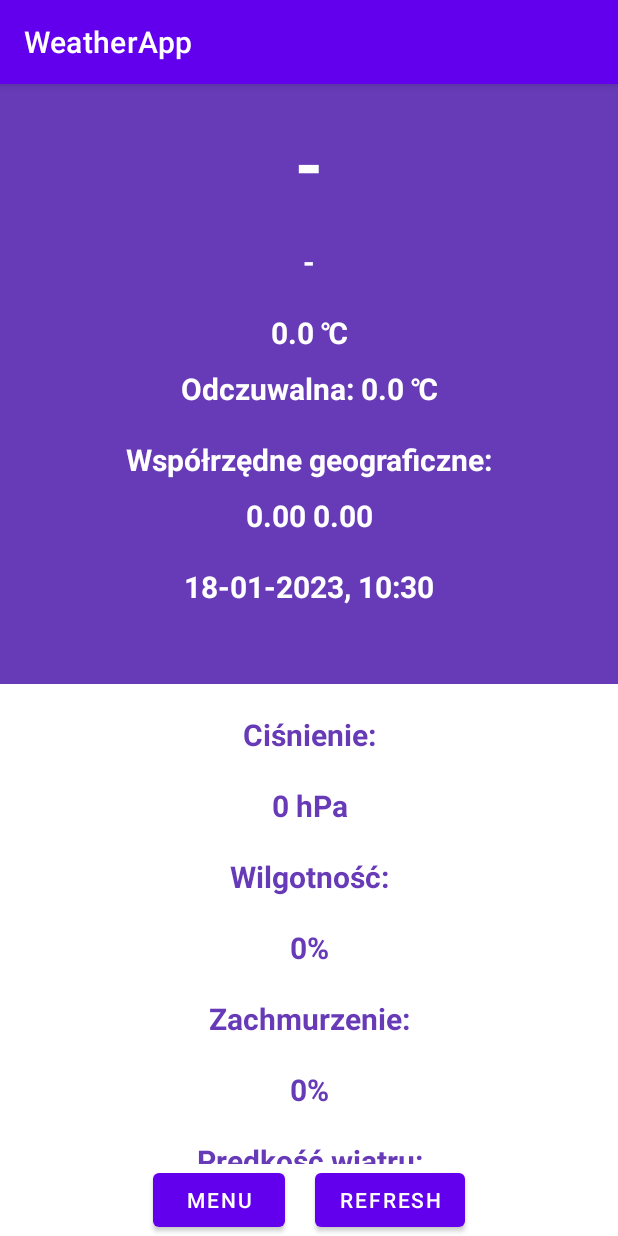
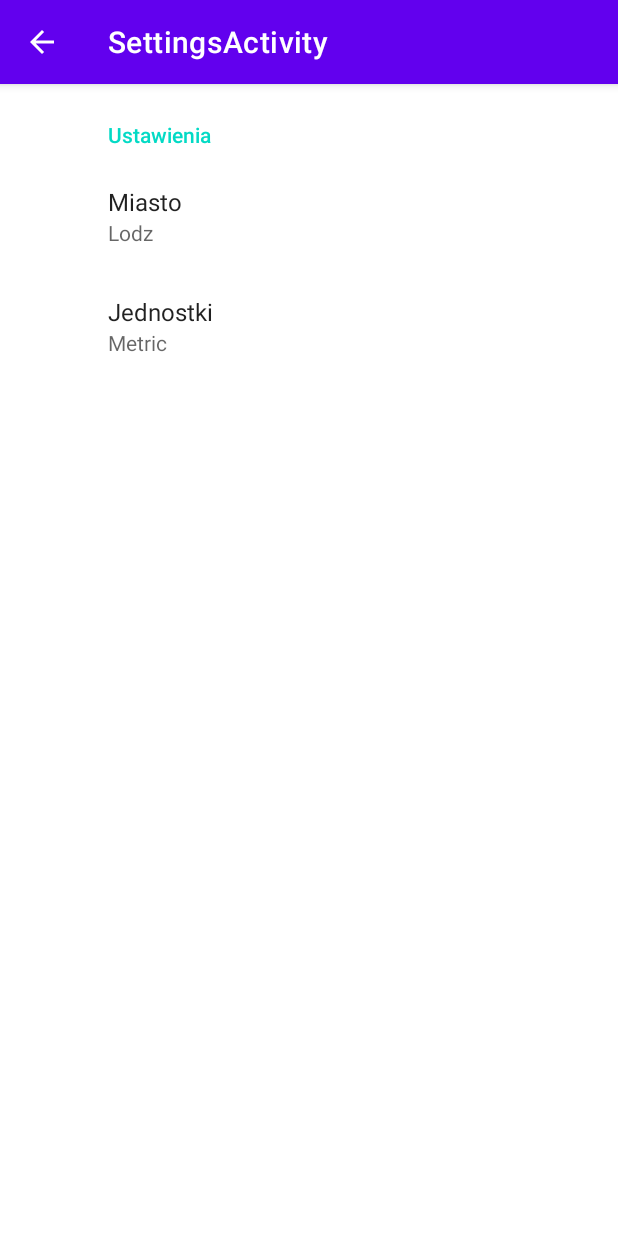
Before and after one commit to 228820/weatherApp, an Android app: the screen it shows after launch (MainActivity before the commit, SettingsActivity after it), after a tap on "MENU", on a phone screen of 412 x 824 dp. Run offline under Robolectric (Android 15) with nearby library versions, the phone set to English and light mode, and no system bars; our stand-ins replace androidx.preference; 1 statement that could not run was skipped.

Commit message:
Add settings activity

```diff
--- a/app/build.gradle
+++ b/app/build.gradle
@@ -33,6 +33,7 @@ dependencies {
     implementation 'androidx.appcompat:appcompat:1.6.0'
     implementation 'com.google.android.material:material:1.7.0'
     implementation 'androidx.constraintlayout:constraintlayout:2.1.4'
+    implementation 'androidx.preference:preference:1.1.+'
     testImplementation 'junit:junit:4.13.2'
     androidTestImplementation 'androidx.test.ext:junit:1.1.5'
     androidTestImplementation 'androidx.test.espresso:espresso-core:3.5.1'
--- a/app/src/main/java/com/example/weatherapp/BasicWeatherFragment.java
+++ b/app/src/main/java/com/example/weatherapp/BasicWeatherFragment.java
@@ -15,6 +15,8 @@ import java.util.Calendar;
 
 public class BasicWeatherFragment extends Fragment {
     View view;
+    String units;
+
     Double lonValue, lanValue, tempValue, feelsLikeValue;
     String nameValue, mainValue;
     TextView name, main, temp, feelsLike, lon, timeAndDate;
@@ -30,13 +32,14 @@ public class BasicWeatherFragment extends Fragment {
 //    private String mParam2;
 //
 
-    public BasicWeatherFragment(Double lon, Double lan, Double temp, Double feelsLike, String name, String main) {
+    public BasicWeatherFragment(Double lon, Double lan, Double temp, Double feelsLike, String name, String main, String units) {
         lonValue = lon;
         lanValue = lan;
         tempValue = temp;
         feelsLikeValue = feelsLike;
         nameValue= name;
         mainValue = main;
+        this.units = units;
     }
 //
 //    /**
@@ -69,21 +72,28 @@ public class BasicWeatherFragment extends Fragment {
     private void setFields() {
         name.setText(nameValue);
         main.setText(mainValue);
-        temp.setText(tempValue.toString() + " \u2103");
-        feelsLike.setText("Odczuwalna: " + feelsLikeValue.toString() + " \u2103");
+        if (units.compareTo("metric") == 0) {
+            temp.setText(tempValue.toString() + " \u2103");
+            feelsLike.setText("Odczuwalna: " + feelsLikeValue.toString() + " \u2103");
+        } else {
+            temp.setText(tempValue.toString() + " \u2109");
+            feelsLike.setText("Odczuwalna: " + feelsLikeValue.toString() + " \u2109");
+        }
         lon.setText(String.format("%.2f", lanValue) + " " + String.format("%.2f", lonValue));
 
         DateFormat df = new SimpleDateFormat("dd-MM-yyyy, HH:mm");
         timeAndDate.setText(df.format(Calendar.getInstance().getTime()));
     }
 
-    public void refreshFragment(Double lon, Double lan, Double temp, Double feelsLike, String name, String main) {
+    public void refreshFragment(Double lon, Double lan, Double temp, Double feelsLike, String name, String main, String units) {
         lonValue = lon;
         lanValue = lan;
         tempValue = temp;
         feelsLikeValue = feelsLike;
         nameValue = name;
         mainValue = main;
+        this.units = units;
+
         setFields();
     }
 
--- a/app/src/main/java/com/example/weatherapp/ExtendedWeatherFragment.java
+++ b/app/src/main/java/com/example/weatherapp/ExtendedWeatherFragment.java
@@ -1,7 +1,6 @@
 package com.example.weatherapp;
 
 import android.os.Bundle;
-import android.util.Log;
 import android.view.LayoutInflater;
 import android.view.View;
 import android.view.ViewGroup;
@@ -12,6 +11,8 @@ import androidx.fragment.app.Fragment;
 
 public class ExtendedWeatherFragment extends Fragment {
     View view;
+    String units;
+
     int pressureValue, humidityValue, allValue;
     Double speedValue;
     TextView pressure, humidity, all, speed;
@@ -27,11 +28,12 @@ public class ExtendedWeatherFragment extends Fragment {
 //    private String mParam1;
 //    private String mParam2;
 //
-    public ExtendedWeatherFragment(int pressure,  int humidity, int all, Double speed) {
+    public ExtendedWeatherFragment(int pressure,  int humidity, int all, Double speed, String units) {
         pressureValue = pressure;
         humidityValue = humidity;
         allValue = all;
         speedValue = speed;
+        this.units = units;
     }
 //
 //    /**
@@ -62,17 +64,24 @@ public class ExtendedWeatherFragment extends Fragment {
 //    }
 
     private void setFields() {
-        pressure.setText(Integer.toString(pressureValue) + " hPa");
-        humidity.setText(Integer.toString(humidityValue) + "%");
-        all.setText(Integer.toString(allValue) + "%");
-        speed.setText(speedValue.toString() + " m/s");
+        pressure.setText(pressureValue + " hPa");
+        humidity.setText(humidityValue + "%");
+        all.setText(allValue + "%");
+
+        if(units.compareTo("metric") == 0) {
+            speed.setText(speedValue.toString() + " m/s");
+        } else {
+            speed.setText(speedValue.toString() + " miles/hour");
+        }
     }
 
-    public void refreshFragment(int pressure,  int humidity, int all, Double speed) {
+    public void refreshFragment(int pressure,  int humidity, int all, Double speed, String units) {
         pressureValue = pressure;
         humidityValue = humidity;
         allValue = all;
         speedValue = speed;
+        this.units = units;
+
         setFields();
     }
 
@@ -85,11 +94,7 @@ public class ExtendedWeatherFragment extends Fragment {
         all = view.findViewById(R.id.all);
         speed = view.findViewById(R.id.speed);
 
-        try {
-            setFields();
-        } catch (Exception e) {
-            Log.d("TEST", "[Extended Weather] Something went wrongL!");
-        }
+        setFields();
 
         return view;
     }
--- a/app/src/main/java/com/example/weatherapp/FutureWeatherFragment.java
+++ b/app/src/main/java/com/example/weatherapp/FutureWeatherFragment.java
@@ -10,6 +10,8 @@ import androidx.fragment.app.Fragment;
 
 public class FutureWeatherFragment extends Fragment {
     View view;
+    String units;
+
     String day1Value, day2Value, day3Value, day4Value, day5Value;
     TextView day1, day2, day3, day4, day5;
 
@@ -23,12 +25,13 @@ public class FutureWeatherFragment extends Fragment {
 //    private String mParam1;
 //    private String mParam2;
 
-    public FutureWeatherFragment(String day1, String day2, String day3, String day4, String day5) {
+    public FutureWeatherFragment(String day1, String day2, String day3, String day4, String day5, String units) {
         day1Value = day1;
         day2Value = day2;
         day3Value = day3;
         day4Value = day4;
         day5Value = day5;
+        this.units = units;
     }
 
 //    /**
@@ -66,12 +69,13 @@ public class FutureWeatherFragment extends Fragment {
         day5.setText(this.day5Value);
     }
 
-    public void refreshFragment(String day1, String day2, String day3, String day4, String day5) {
+    public void refreshFragment(String day1, String day2, String day3, String day4, String day5, String units) {
         day1Value = day1;
         day2Value = day2;
         day3Value = day3;
         day4Value = day4;
         day5Value = day5;
+        this.units = units;
 
         setFields();
     }
--- a/app/src/main/java/com/example/weatherapp/MainActivity.java
+++ b/app/src/main/java/com/example/weatherapp/MainActivity.java
@@ -1,6 +1,8 @@
 package com.example.weatherapp;
 
 import android.content.Context;
+import android.content.Intent;
+import android.content.SharedPreferences;
 import android.net.ConnectivityManager;
 import android.net.NetworkInfo;
 import android.os.Bundle;
@@ -11,6 +13,7 @@ import android.widget.Toast;
 import androidx.appcompat.app.AppCompatActivity;
 import androidx.fragment.app.FragmentManager;
 import androidx.fragment.app.FragmentTransaction;
+import androidx.preference.PreferenceManager;
 
 import com.example.weatherapp.pojo.CurrentWeatherData;
 import com.example.weatherapp.pojo.FutureWeatherData;
@@ -31,6 +34,7 @@ public class MainActivity extends AppCompatActivity {
     ExtendedWeatherFragment extendedWeatherFragment;
     FutureWeatherFragment futureWeatherFragment;
     Button menuBtn, refreshBtn;
+    String city, units;
 
     Double lon = 0.0, lat = 0.0, temp = 0.0, feelsLike = 0.0, speed = 0.0;
     String name = "-", main = "-", day1 = "-", day2 = "-", day3 = "-", day4 = "-", day5 = "-";
@@ -50,7 +54,7 @@ public class MainActivity extends AppCompatActivity {
         return file.exists();
     }
 
-    public void getData(String city) {
+    public void getData() {
         try {
             Call<List<GeoData>> call = apiInterface.getGeoData(city, 1, APIInterface.API_KEY);
             call.enqueue(new Callback<List<GeoData>>() {
@@ -86,7 +90,7 @@ public class MainActivity extends AppCompatActivity {
     }
 
     public void getCurrentWeather() {
-        Call<CurrentWeatherData> call = apiInterface.getCurrentWeatherData(lat, lon, APIInterface.API_KEY, "metric");
+        Call<CurrentWeatherData> call = apiInterface.getCurrentWeatherData(lat, lon, APIInterface.API_KEY, units);
         call.enqueue(new Callback<CurrentWeatherData>() {
             @Override
             public void onResponse(Call<CurrentWeatherData> call, Response<CurrentWeatherData> response) {
@@ -101,10 +105,10 @@ public class MainActivity extends AppCompatActivity {
                     all = resource.clouds.all;
 
                     basicWeatherFragment = (BasicWeatherFragment) fragmentManager.findFragmentByTag("basicWeatherFragment");
-                    basicWeatherFragment.refreshFragment(lon, lat, temp, feelsLike, name, main);
+                    basicWeatherFragment.refreshFragment(lon, lat, temp, feelsLike, name, main, units);
 
                     extendedWeatherFragment = (ExtendedWeatherFragment) fragmentManager.findFragmentByTag("extendedWeatherFragment");
-                    extendedWeatherFragment.refreshFragment(pressure, humidity, all, speed);
+                    extendedWeatherFragment.refreshFragment(pressure, humidity, all, speed, units);
                 } else {
                     Log.d("TEST", "#getCurrentWeather: Error with body");
                     Toast.makeText(getApplicationContext(),"Cannot fetch data! Please check internet connection and try later",Toast.LENGTH_SHORT).show();
@@ -121,7 +125,7 @@ public class MainActivity extends AppCompatActivity {
     }
 
     public void getFutureWeather() {
-        Call<FutureWeatherData> call = apiInterface.getFutureWeatherData(lat, lon, APIInterface.API_KEY, "metric");
+        Call<FutureWeatherData> call = apiInterface.getFutureWeatherData(lat, lon, APIInterface.API_KEY, units);
         call.enqueue(new Callback<FutureWeatherData>() {
             @Override
             public void onResponse(Call<FutureWeatherData> call, Response<FutureWeatherData> response) {
@@ -129,14 +133,22 @@ public class MainActivity extends AppCompatActivity {
                 if(resource != null) {
                     Log.d("TEST", "resource.list[0].weatherDate: " + resource.list[0].weatherDate);
                     try {
-                        day1 = resource.list[0].weatherDate.substring(0, 10) + "   -   " + resource.list[0].main.temp + " \u2103";
-                        day2 = resource.list[1].weatherDate.substring(0, 10) + "   -   " + resource.list[1].main.temp + " \u2103";
-                        day3 = resource.list[2].weatherDate.substring(0, 10) + "   -   " + resource.list[2].main.temp + " \u2103";
-                        day4 = resource.list[3].weatherDate.substring(0, 10) + "   -   " + resource.list[3].main.temp + " \u2103";
-                        day5 = resource.list[4].weatherDate.substring(0, 10) + "   -   " + resource.list[4].main.temp + " \u2103";
+                        if(units.compareTo("metric") == 0) {
+                            day1 = resource.list[0].weatherDate.substring(0, 10) + "   -   " + resource.list[0].main.temp + " \u2103";
+                            day2 = resource.list[1].weatherDate.substring(0, 10) + "   -   " + resource.list[1].main.temp + " \u2103";
+                            day3 = resource.list[2].weatherDate.substring(0, 10) + "   -   " + resource.list[2].main.temp + " \u2103";
+                            day4 = resource.list[3].weatherDate.substring(0, 10) + "   -   " + resource.list[3].main.temp + " \u2103";
+                            day5 = resource.list[4].weatherDate.substring(0, 10) + "   -   " + resource.list[4].main.temp + " \u2103";
+                        } else {
+                            day1 = resource.list[0].weatherDate.substring(0, 10) + "   -   " + resource.list[0].main.temp + " \u2109";
+                            day2 = resource.list[1].weatherDate.substring(0, 10) + "   -   " + resource.list[1].main.temp + " \u2109";
+                            day3 = resource.list[2].weatherDate.substring(0, 10) + "   -   " + resource.list[2].main.temp + " \u2109";
+                            day4 = resource.list[3].weatherDate.substring(0, 10) + "   -   " + resource.list[3].main.temp + " \u2109";
+                            day5 = resource.list[4].weatherDate.substring(0, 10) + "   -   " + resource.list[4].main.temp + " \u2109";
+                        }
 
                         futureWeatherFragment = (FutureWeatherFragment) fragmentManager.findFragmentByTag("futureWeatherFragment");
-                        futureWeatherFragment.refreshFragment(day1, day2, day3, day4, day5);
+                        futureWeatherFragment.refreshFragment(day1, day2, day3, day4, day5, units);
                     } catch (Exception e) {
                         Log.d("TEST", "#getFtureWeather: Error with something");
                         Toast.makeText(getApplicationContext(),"Cannot fetch data! Please check internet connection and try later",Toast.LENGTH_SHORT).show();
@@ -156,10 +168,21 @@ public class MainActivity extends AppCompatActivity {
         });
     }
 
+    public void getSetting() {
+        SharedPreferences prefs = PreferenceManager.getDefaultSharedPreferences(this);
+        city = prefs.getString("city", "Lodz");
+        units = prefs.getString("units", "metric");
+    }
+
     @Override
     protected void onCreate(Bundle savedInstanceState) {
         super.onCreate(savedInstanceState);
         setContentView(R.layout.activity_main);
+
+        Log.d("TEST", "Creating...");
+
+
+        getSetting();
 
         if(fileExists("weatherData")) {
             Log.d("TEST", "There is file!");
@@ -169,7 +192,7 @@ public class MainActivity extends AppCompatActivity {
                 Log.d("TEST", "There is internet connection!");
                 try {
                     apiInterface = APIClient.getClient().create(APIInterface.class);
-                    getData("Lodz");
+                    getData();
                 } catch (Exception e) {
                     Toast.makeText(getApplicationContext(),"Cannot fetch data! Please check internet connection and try later",Toast.LENGTH_SHORT).show();
                     Log.d("TEST", "Error with fetching data!");
@@ -182,9 +205,9 @@ public class MainActivity extends AppCompatActivity {
         }
 
         try {
-            basicWeatherFragment = new BasicWeatherFragment(lon, lat, temp, feelsLike, name, main);
-            extendedWeatherFragment = new ExtendedWeatherFragment(pressure, humidity, all, speed);
-            futureWeatherFragment = new FutureWeatherFragment(day1, day2, day3, day4, day5);
+            basicWeatherFragment = new BasicWeatherFragment(lon, lat, temp, feelsLike, name, main, units);
+            extendedWeatherFragment = new ExtendedWeatherFragment(pressure, humidity, all, speed, units);
+            futureWeatherFragment = new FutureWeatherFragment(day1, day2, day3, day4, day5, units);
 
             fragmentManager = getSupportFragmentManager();
             FragmentTransaction fragmentTransaction = fragmentManager.beginTransaction();
@@ -203,13 +226,18 @@ public class MainActivity extends AppCompatActivity {
                 apiInterface = APIClient.getClient().create(APIInterface.class);
             }
 
+            getSetting();
+
+            Log.d("TEST", "Units: " + units);
+
             Toast.makeText(getApplicationContext(),"Refreshing data...",Toast.LENGTH_SHORT).show();
-            getData("Lodz");
+            getData();
         });
 
         menuBtn = findViewById(R.id.menuBtn);
         menuBtn.setOnClickListener(v -> {
-                Toast.makeText(getApplicationContext(),"Here will be menu!",Toast.LENGTH_SHORT).show();
+            Intent intent = new Intent(this, SettingsActivity.class);
+            startActivity(intent);
         });
     }
 }
--- /dev/null
+++ b/app/src/main/java/com/example/weatherapp/SettingsActivity.java
@@ -0,0 +1,45 @@
+package com.example.weatherapp;
+
+import android.os.Bundle;
+import android.view.MenuItem;
+
+import androidx.appcompat.app.ActionBar;
+import androidx.appcompat.app.AppCompatActivity;
+import androidx.preference.PreferenceFragmentCompat;
+
+public class SettingsActivity extends AppCompatActivity {
+
+    @Override
+    protected void onCreate(Bundle savedInstanceState) {
+        super.onCreate(savedInstanceState);
+        setContentView(R.layout.settings_activity);
+        if (savedInstanceState == null) {
+            getSupportFragmentManager()
+                    .beginTransaction()
+                    .replace(R.id.settings, new SettingsFragment())
+                    .commit();
+        }
+        ActionBar actionBar = getSupportActionBar();
+        if (actionBar != null) {
+            actionBar.setDisplayHomeAsUpEnabled(true);
+        }
+    }
+
+    @Override
+    public boolean onOptionsItemSelected(MenuItem item) {
+        switch (item.getItemId()) {
+            // Respond to the action bar's Up/Home button
+            case android.R.id.home:
+                super.onBackPressed();
+                return true;
+        }
+        return super.onOptionsItemSelected(item);
+    }
+
+    public static class SettingsFragment extends PreferenceFragmentCompat {
+        @Override
+        public void onCreatePreferences(Bundle savedInstanceState, String rootKey) {
+            setPreferencesFromResource(R.xml.root_preferences, rootKey);
+        }
+    }
+}
--- /dev/null
+++ b/app/src/main/res/layout/settings_activity.xml
@@ -0,0 +1,9 @@
+<LinearLayout xmlns:android="http://schemas.android.com/apk/res/android"
+    android:layout_width="match_parent"
+    android:layout_height="match_parent">
+
+    <FrameLayout
+        android:id="@+id/settings"
+        android:layout_width="match_parent"
+        android:layout_height="match_parent" />
+</LinearLayout>
--- /dev/null
+++ b/app/src/main/res/values/arrays.xml
@@ -0,0 +1,12 @@
+<resources>
+    <!-- Reply Preference -->
+    <string-array name="units_entries">
+        <item>Metric</item>
+        <item>Imperial</item>
+    </string-array>
+
+    <string-array name="units_values">
+        <item>metric</item>
+        <item>imperial</item>
+    </string-array>
+</resources>
--- a/app/src/main/res/values/strings.xml
+++ b/app/src/main/res/values/strings.xml
@@ -2,4 +2,11 @@
     <string name="app_name">WeatherApp</string>
     <!-- TODO: Remove or change this placeholder text -->
     <string name="hello_blank_fragment">Hello blank fragment</string>
+    <string name="title_activity_settings">SettingsActivity</string>
+
+    <!-- Preference Titles -->
+    <string name="settings_header">Ustawienia</string>
+
+    <string name="city">Miasto</string>
+    <string name="units">Jednostki</string>
 </resources>
--- /dev/null
+++ b/app/src/main/res/xml/root_preferences.xml
@@ -0,0 +1,20 @@
+<PreferenceScreen xmlns:app="http://schemas.android.com/apk/res-auto">
+
+    <PreferenceCategory app:title="@string/settings_header">
+
+        <EditTextPreference
+            app:key="city"
+            app:title="@string/city"
+            app:defaultValue="Lodz"
+            app:useSimpleSummaryProvider="true" />
+
+        <ListPreference
+            app:defaultValue="metric"
+            app:entries="@array/units_entries"
+            app:entryValues="@array/units_values"
+            app:key="units"
+            app:title="@string/units"
+            app:useSimpleSummaryProvider="true" />
+
+    </PreferenceCategory>
+</PreferenceScreen>
```
Also changed, not shown: app/src/main/AndroidManifest.xml (+13 -5 lines).
